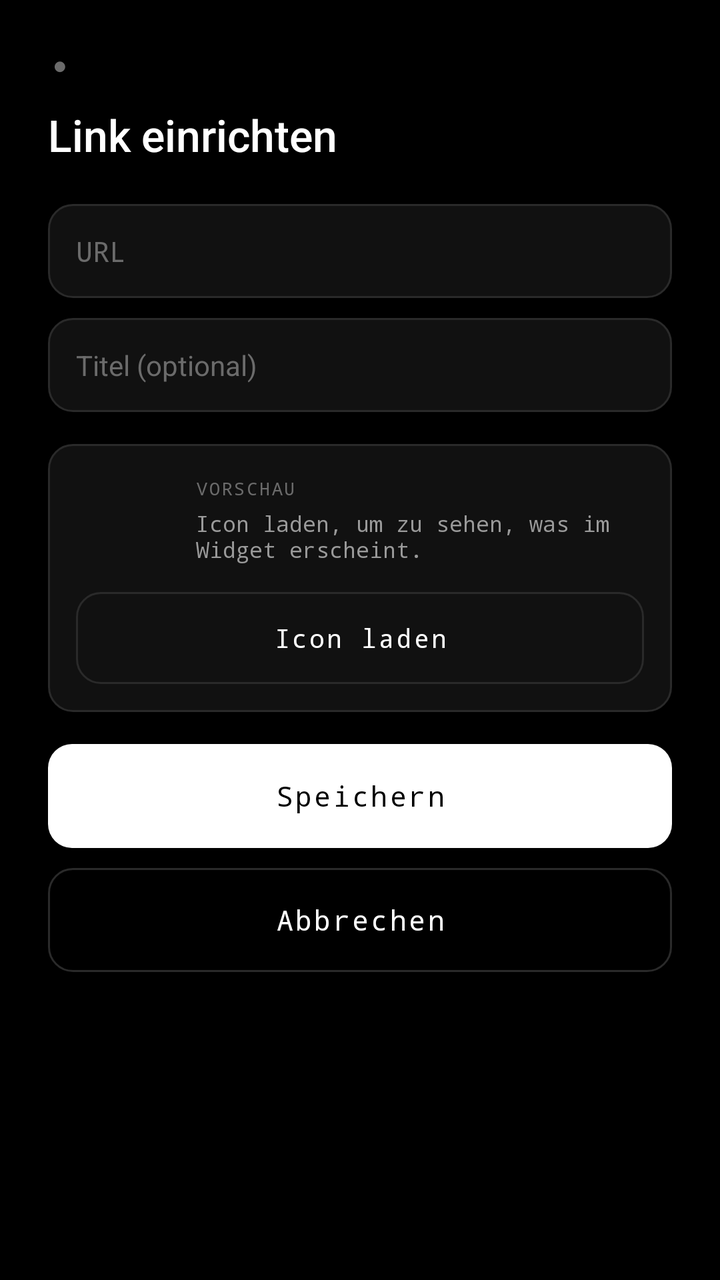
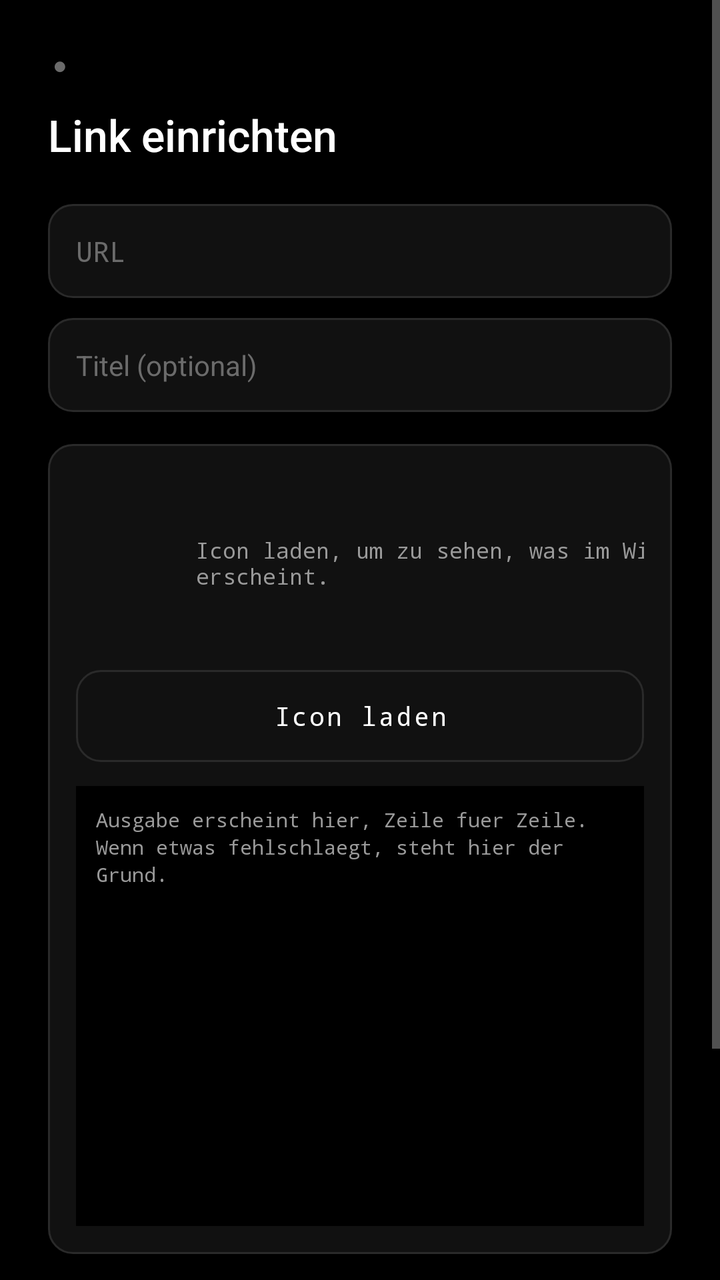

Screens rendered from an Android XML layout before and after an edit, with the pre-edit source and the edit as a unified diff.
<!-- AndroidManifest.xml: activity theme Theme.LinkWidget -->
<!-- res/layout/activity_widget_config.xml -->
<?xml version="1.0" encoding="utf-8"?>
<ScrollView xmlns:android="http://schemas.android.com/apk/res/android"
    android:layout_width="match_parent"
    android:layout_height="match_parent"
    android:background="@color/nothing_black"
    android:fillViewport="true">

    <LinearLayout
        android:layout_width="match_parent"
        android:layout_height="wrap_content"
        android:orientation="vertical"
        android:padding="24dp">

        <TextView
            android:layout_width="wrap_content"
            android:layout_height="wrap_content"
            android:fontFamily="monospace"
            android:letterSpacing="0.4"
            android:text="●"
            android:textColor="@color/nothing_dim"
            android:textSize="12sp" />

        <TextView
            android:layout_width="match_parent"
            android:layout_height="wrap_content"
            android:layout_marginTop="12dp"
            android:fontFamily="sans-serif-medium"
            android:text="@string/config_title"
            android:textColor="@color/nothing_white"
            android:textSize="22sp" />

        <EditText
            android:id="@+id/input_url"
            android:layout_width="match_parent"
            android:layout_height="wrap_content"
            android:layout_marginTop="20dp"
            android:background="@drawable/input_background"
            android:fontFamily="monospace"
            android:hint="@string/hint_url"
            android:importantForAutofill="no"
            android:inputType="textUri"
            android:padding="14dp"
            android:textColor="@color/nothing_white"
            android:textColorHint="@color/nothing_dim"
            android:textSize="14sp" />

        <EditText
            android:id="@+id/input_title"
            android:layout_width="match_parent"
            android:layout_height="wrap_content"
            android:layout_marginTop="10dp"
            android:background="@drawable/input_background"
            android:fontFamily="sans-serif"
            android:hint="@string/hint_title"
            android:importantForAutofill="no"
            android:inputType="text"
            android:padding="14dp"
            android:textColor="@color/nothing_white"
            android:textColorHint="@color/nothing_dim"
            android:textSize="14sp" />

        
        <LinearLayout
            android:layout_width="match_parent"
            android:layout_height="wrap_content"
            android:layout_marginTop="16dp"
            android:background="@drawable/input_background"
            android:orientation="vertical"
            android:padding="14dp">

            <LinearLayout
                android:layout_width="match_parent"
                android:layout_height="wrap_content"
                android:gravity="center_vertical"
                android:orientation="horizontal">

                <ImageView
                    android:id="@+id/preview_image"
                    android:layout_width="48dp"
                    android:layout_height="48dp"
                    android:contentDescription="@string/widget_icon_desc"
                    android:scaleType="fitCenter"
                    android:visibility="invisible" />

                <LinearLayout
                    android:layout_width="0dp"
                    android:layout_height="wrap_content"
                    android:layout_marginStart="12dp"
                    android:layout_weight="1"
                    android:orientation="vertical">

                    <TextView
                        android:layout_width="match_parent"
                        android:layout_height="wrap_content"
                        android:fontFamily="monospace"
                        android:letterSpacing="0.1"
                        android:text="@string/preview_label"
                        android:textColor="@color/nothing_dim"
                        android:textSize="9sp" />

                    <TextView
                        android:id="@+id/preview_status"
                        android:layout_width="match_parent"
                        android:layout_height="wrap_content"
                        android:layout_marginTop="4dp"
                        android:fontFamily="monospace"
                        android:text="@string/fetch_hint"
                        android:textColor="@color/nothing_grey"
                        android:textSize="11sp" />

                </LinearLayout>

            </LinearLayout>

            <Button
                android:id="@+id/button_fetch"
                android:layout_width="match_parent"
                android:layout_height="46dp"
                android:layout_marginTop="12dp"
                android:background="@drawable/button_background_outline"
                android:fontFamily="monospace"
                android:letterSpacing="0.08"
                android:text="@string/button_fetch"
                android:textAllCaps="false"
                android:textColor="@color/nothing_white"
                android:textSize="13sp" />

        </LinearLayout>

        <Button
            android:id="@+id/button_save"
            android:layout_width="match_parent"
            android:layout_height="52dp"
            android:layout_marginTop="16dp"
            android:background="@drawable/button_background"
            android:fontFamily="monospace"
            android:letterSpacing="0.08"
            android:text="@string/button_save"
            android:textAllCaps="false"
            android:textColor="@color/nothing_black"
            android:textSize="14sp" />

        <Button
            android:id="@+id/button_cancel"
            android:layout_width="match_parent"
            android:layout_height="52dp"
            android:layout_marginTop="10dp"
            android:background="@drawable/button_background_outline"
            android:fontFamily="monospace"
            android:letterSpacing="0.08"
            android:text="@string/button_cancel"
            android:textAllCaps="false"
            android:textColor="@color/nothing_white"
            android:textSize="14sp" />

    </LinearLayout>

</ScrollView>
<!-- resources referenced by this layout -->
<resources>
  <color name="nothing_black">#FF000000</color>
  <color name="nothing_dim">#FF6B6B6B</color>
  <color name="nothing_grey">#FF9A9A9A</color>
  <color name="nothing_white">#FFFFFFFF</color>
  <!-- drawable button_background (drawable) -->
  <?xml version="1.0" encoding="utf-8"?>
  <shape xmlns:android="http://schemas.android.com/apk/res/android"
      android:shape="rectangle">
      <solid android:color="@color/nothing_white" />
      <corners android:radius="12dp" />
  </shape>
  <!-- drawable button_background_outline (drawable) -->
  <?xml version="1.0" encoding="utf-8"?>
  <shape xmlns:android="http://schemas.android.com/apk/res/android"
      android:shape="rectangle">
      <solid android:color="@android:color/transparent" />
      <corners android:radius="12dp" />
      <stroke
          android:width="1dp"
          android:color="@color/nothing_outline" />
  </shape>
  <!-- drawable input_background (drawable) -->
  <?xml version="1.0" encoding="utf-8"?>
  <shape xmlns:android="http://schemas.android.com/apk/res/android"
      android:shape="rectangle">
      <solid android:color="@color/nothing_surface" />
      <corners android:radius="12dp" />
      <stroke
          android:width="1dp"
          android:color="@color/nothing_outline" />
  </shape>
  <string name="button_cancel">Abbrechen</string>
  <string name="button_fetch">Icon laden</string>
  <string name="button_save">Speichern</string>
  <string name="config_title">Link einrichten</string>
  <string name="fetch_hint">Icon laden, um zu sehen, was im Widget erscheint.</string>
  <string name="hint_title">Titel (optional)</string>
  <string name="hint_url">URL</string>
  <string name="preview_label">VORSCHAU</string>
  <string name="widget_icon_desc">Favicon der Website</string>
  <style name="Theme.LinkWidget" parent="Theme.AppCompat.DayNight.NoActionBar">
          <item name="android:windowBackground">@color/nothing_black</item>
          <item name="android:colorBackground">@color/nothing_black</item>
          <item name="android:textColorPrimary">@color/nothing_white</item>
          <item name="android:textColorSecondary">@color/nothing_grey</item>
          <item name="colorAccent">@color/nothing_accent</item>
          <item name="colorPrimary">@color/nothing_accent</item>
          <item name="android:statusBarColor">@color/nothing_black</item>
          <item name="android:navigationBarColor">@color/nothing_black</item>
          <item name="android:windowLightStatusBar">false</item>
      </style>
  <color name="nothing_outline">#FF2A2A2A</color>
  <color name="nothing_surface">#FF111111</color>
  <color name="nothing_accent">#FFFFFFFF</color>
</resources>

<!-- the commit's change to res/layout/activity_widget_config.xml (unified diff, before → after) -->
@@ -82,33 +82,41 @@
                     android:scaleType="fitCenter"
                     android:visibility="invisible" />
 
-                <LinearLayout
+                <TextView
                     android:layout_width="0dp"
                     android:layout_height="wrap_content"
                     android:layout_marginStart="12dp"
                     android:layout_weight="1"
-                    android:orientation="vertical">
+                    android:fontFamily="monospace"
+                    android:letterSpacing="0.1"
+                    android:text="@string/preview_label"
+                    android:textColor="@color/nothing_dim"
+                    android:textSize="9sp" />
 
-                    <TextView
-                        android:layout_width="match_parent"
-                        android:layout_height="wrap_content"
-                        android:fontFamily="monospace"
-                        android:letterSpacing="0.1"
-                        android:text="@string/preview_label"
-                        android:textColor="@color/nothing_dim"
-                        android:textSize="9sp" />
+                <TextView
+                    android:id="@+id/preview_status"
+                    android:layout_width="match_parent"
+                    android:layout_height="wrap_content"
+                    android:layout_marginTop="2dp"
+                    android:fontFamily="monospace"
+                    android:text="@string/fetch_hint"
+                    android:textColor="@color/nothing_grey"
+                    android:textSize="11sp" />
 
-                    <TextView
-                        android:id="@+id/preview_status"
-                        android:layout_width="match_parent"
-                        android:layout_height="wrap_content"
-                        android:layout_marginTop="4dp"
-                        android:fontFamily="monospace"
-                        android:text="@string/fetch_hint"
-                        android:textColor="@color/nothing_grey"
-                        android:textSize="11sp" />
-
-                </LinearLayout>
+                <Button
+                    android:id="@+id/button_copy_log"
+                    android:layout_width="wrap_content"
+                    android:layout_height="32dp"
+                    android:background="@drawable/button_background_outline"
+                    android:fontFamily="monospace"
+                    android:letterSpacing="0.08"
+                    android:minWidth="0dp"
+                    android:paddingLeft="14dp"
+                    android:paddingRight="14dp"
+                    android:text="@string/button_copy_log"
+                    android:textAllCaps="false"
+                    android:textColor="@color/nothing_grey"
+                    android:textSize="11sp" />
 
             </LinearLayout>
 
@@ -124,6 +132,30 @@
                 android:textAllCaps="false"
                 android:textColor="@color/nothing_white"
                 android:textSize="13sp" />
+
+            
+            <ScrollView
+                android:id="@+id/log_scroll"
+                android:layout_width="match_parent"
+                android:layout_height="220dp"
+                android:layout_marginTop="12dp"
+                android:background="#000000"
+                android:scrollbars="vertical">
+
+                <TextView
+                    android:id="@+id/log_text"
+                    android:layout_width="match_parent"
+                    android:layout_height="wrap_content"
+                    android:fontFamily="monospace"
+                    android:lineSpacingExtra="2dp"
+                    android:padding="10dp"
+                    android:text="@string/log_hint"
+                    android:textColor="@color/nothing_grey"
+                    android:textColorHint="@color/nothing_dim"
+                    android:textIsSelectable="true"
+                    android:textSize="10sp" />
+
+            </ScrollView>
 
         </LinearLayout>
 
<!-- resource entries referenced after the edit -->
@@ -32,12 +32,14 @@
           android:color="@color/nothing_outline" />
   </shape>
   <string name="button_cancel">Abbrechen</string>
+  <string name="button_copy_log">Kopieren</string>
   <string name="button_fetch">Icon laden</string>
   <string name="button_save">Speichern</string>
   <string name="config_title">Link einrichten</string>
   <string name="fetch_hint">Icon laden, um zu sehen, was im Widget erscheint.</string>
   <string name="hint_title">Titel (optional)</string>
   <string name="hint_url">URL</string>
+  <string name="log_hint">Ausgabe erscheint hier, Zeile fuer Zeile.\nWenn etwas fehlschlaegt, steht hier der Grund.</string>
   <string name="preview_label">VORSCHAU</string>
   <string name="widget_icon_desc">Favicon der Website</string>
   <style name="Theme.LinkWidget" parent="Theme.AppCompat.DayNight.NoActionBar">
